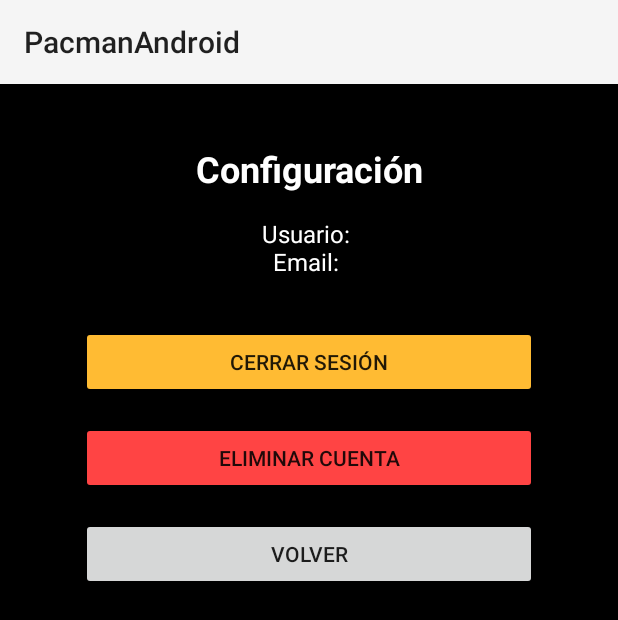
After one commit to IsmaelMiguez/PSI, an Android app: the SettingsActivity screen opened directly, with no data from a screen before it, on a phone screen of 412 x 824 dp. The commit adds this screen. Shown: the top 620 px of the screen. Run offline under Robolectric (Android 15) with nearby library versions, the phone set to English and light mode, and no system bars; our stand-ins replace Firebase (no records; nobody signed in at launch, a user with empty details on screens opened directly).

Commit message:
Añadida configuración para cerrar sesión o borrar la cuenta

```diff
--- a/PacMan/app/src/main/AndroidManifest.xml
+++ b/PacMan/app/src/main/AndroidManifest.xml
@@ -28,6 +28,10 @@
         </activity>
 
         <activity
+            android:name=".SettingsActivity"
+            android:exported="false" />
+
+        <activity
             android:name=".Controller"
             android:exported="false" />
 
--- /dev/null
+++ b/PacMan/app/src/main/res/layout/activity_settings.xml
@@ -0,0 +1,84 @@
+<?xml version="1.0" encoding="utf-8"?>
+<androidx.constraintlayout.widget.ConstraintLayout xmlns:android="http://schemas.android.com/apk/res/android"
+    xmlns:app="http://schemas.android.com/apk/res-auto"
+    xmlns:tools="http://schemas.android.com/tools"
+    android:layout_width="match_parent"
+    android:layout_height="match_parent"
+    android:background="@color/black"
+    android:padding="16dp"
+    tools:context=".SettingsActivity">
+
+    <TextView
+        android:id="@+id/tvSettingsTitle"
+        android:layout_width="match_parent"
+        android:layout_height="wrap_content"
+        android:text="@string/settings"
+        android:textColor="@android:color/white"
+        android:textSize="24sp"
+        android:textStyle="bold"
+        android:gravity="center"
+        android:layout_marginTop="24dp"
+        android:layout_marginBottom="32dp"
+        app:layout_constraintTop_toTopOf="parent"
+        app:layout_constraintStart_toStartOf="parent"
+        app:layout_constraintEnd_toEndOf="parent" />
+
+    <TextView
+        android:id="@+id/tvUserInfo"
+        android:layout_width="match_parent"
+        android:layout_height="wrap_content"
+        android:textColor="@android:color/white"
+        android:textSize="16sp"
+        android:layout_marginTop="16dp"
+        android:layout_marginBottom="32dp"
+        android:gravity="center"
+        app:layout_constraintTop_toBottomOf="@id/tvSettingsTitle"
+        app:layout_constraintStart_toStartOf="parent"
+        app:layout_constraintEnd_toEndOf="parent" />
+
+    <Button
+        android:id="@+id/btnLogout"
+        android:layout_width="0dp"
+        android:layout_height="wrap_content"
+        android:text="@string/logout"
+        android:layout_marginTop="32dp"
+        android:backgroundTint="@android:color/holo_orange_light"
+        app:layout_constraintTop_toBottomOf="@id/tvUserInfo"
+        app:layout_constraintStart_toStartOf="parent"
+        app:layout_constraintEnd_toEndOf="parent"
+        app:layout_constraintWidth_percent="0.8" />
+
+    <Button
+        android:id="@+id/btnDeleteAccount"
+        android:layout_width="0dp"
+        android:layout_height="wrap_content"
+        android:text="@string/delete_account"
+        android:layout_marginTop="16dp"
+        android:backgroundTint="@android:color/holo_red_light"
+        app:layout_constraintTop_toBottomOf="@id/btnLogout"
+        app:layout_constraintStart_toStartOf="parent"
+        app:layout_constraintEnd_toEndOf="parent"
+        app:layout_constraintWidth_percent="0.8" />
+
+    <ProgressBar
+        android:id="@+id/progressBar"
+        android:layout_width="wrap_content"
+        android:layout_height="wrap_content"
+        android:visibility="gone"
+        app:layout_constraintTop_toTopOf="parent"
+        app:layout_constraintBottom_toBottomOf="parent"
+        app:layout_constraintStart_toStartOf="parent"
+        app:layout_constraintEnd_toEndOf="parent" />
+
+    <Button
+        android:id="@+id/btnBack"
+        android:layout_width="0dp"
+        android:layout_height="wrap_content"
+        android:text="@string/back"
+        android:layout_marginTop="16dp"
+        app:layout_constraintTop_toBottomOf="@id/btnDeleteAccount"
+        app:layout_constraintStart_toStartOf="parent"
+        app:layout_constraintEnd_toEndOf="parent"
+        app:layout_constraintWidth_percent="0.8" />
+
+</androidx.constraintlayout.widget.ConstraintLayout>
--- a/PacMan/app/src/main/res/values/strings.xml
+++ b/PacMan/app/src/main/res/values/strings.xml
@@ -43,4 +43,19 @@
     <string name="register_successful">Registro exitoso</string>
     <string name="cerrar_sesion">Cerrar sesión</string>
     <string name="pacman_logo">pacman_logo</string>
+
+    <!-- Settings Activity -->
+    <string name="settings">Configuración</string>
+    <string name="logout">Cerrar sesión</string>
+    <string name="delete_account">Eliminar cuenta</string>
+    <string name="back">Volver</string>
+    <string name="confirm_delete_account">¿Estás seguro de que quieres eliminar tu cuenta? Esta acción no se puede deshacer.</string>
+    <string name="confirm">Confirmar</string>
+    <string name="cancel">Cancelar</string>
+    <string name="account_deleted">Cuenta eliminada correctamente</string>
+    <string name="logged_out">Sesión cerrada correctamente</string>
+    <string name="error_delete_account">Error al eliminar la cuenta</string>
+    <string name="user_info">Usuario: %1$s\nEmail: %2$s</string>
+    <string name="guest_user_info">Usuario invitado\nNo se guardará tu puntuación</string>
+    <string name="reauth_required">Por favor, ingresa tu contraseña para continuar</string>
 </resources>
```
Also changed, not shown: PacMan/app/src/main/java/es/udc/psi/pacman/MainActivity.java (+14 -8 lines), PacMan/app/src/main/java/es/udc/psi/pacman/SettingsActivity.java (added, +218 -0 lines), PacMan/app/src/main/res/layout/activity_main.xml (+9 -0 lines).
